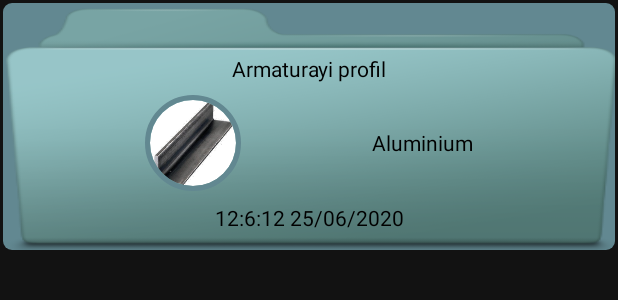
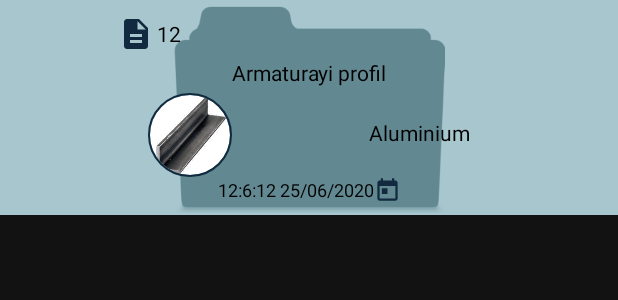
Before and after one commit to Tigran-Khachikyan/ConstructorBuddy, an Android app: the layout holder_saved_models.xml on its own in the app's theme, with its tools: preview values and no code run, on a phone screen of 412 x 824 dp. Shown: the top 300 px of the screen. Run offline under Robolectric (Android 15) with nearby library versions, the phone set to English and light mode, and no system bars; network calls fail; Roboto replaces fonts that are not available here.

Commit message:
new saved holder style

```diff
--- a/app/src/main/java/com/calcprojects/constructorbuddy/ui/saved/SavedFragment.kt
+++ b/app/src/main/java/com/calcprojects/constructorbuddy/ui/saved/SavedFragment.kt
@@ -61,8 +61,7 @@ class SavedFragment : Fragment() {
     private fun configureActivity() {
         activity?.run {
             window.statusBarColor = resources.getColor(R.color.colorSecondaryDark)
-            window.decorView.systemUiVisibility =
-                (View.SYSTEM_UI_FLAG_VISIBLE or View.SYSTEM_UI_FLAG_LAYOUT_HIDE_NAVIGATION)
+            window.decorView.systemUiVisibility = (View.SYSTEM_UI_FLAG_VISIBLE)
             requestedOrientation = ActivityInfo.SCREEN_ORIENTATION_UNSPECIFIED
         }
         MainViewModel.showBottomActionView(true)
--- a/app/src/main/res/drawable-v24/background_saved_holder.xml
+++ b/app/src/main/res/drawable-v24/background_saved_holder.xml
@@ -1,10 +1,9 @@
 <?xml version="1.0" encoding="utf-8"?>
 <ripple xmlns:android="http://schemas.android.com/apk/res/android"
-    android:color="@color/colorAccent">
+    android:color="@color/colorSecondarySP">
     <item android:state_pressed="false">
         <shape>
-            <solid android:color="@color/colorSecondary" />
-            <corners android:radius="6dp" />
+            <solid android:color="@color/colorSecondaryLight" />
         </shape>
     </item>
 </ripple>
--- /dev/null
+++ b/app/src/main/res/drawable/ic_date.xml
@@ -0,0 +1,9 @@
+<vector xmlns:android="http://schemas.android.com/apk/res/android"
+    android:width="18dp"
+    android:height="18dp"
+    android:viewportWidth="24"
+    android:viewportHeight="24">
+  <path
+      android:fillColor="#FF000000"
+      android:pathData="M19,3h-1L18,1h-2v2L8,3L8,1L6,1v2L5,3c-1.11,0 -1.99,0.9 -1.99,2L3,19c0,1.1 0.89,2 2,2h14c1.1,0 2,-0.9 2,-2L21,5c0,-1.1 -0.9,-2 -2,-2zM19,19L5,19L5,8h14v11zM7,10h5v5L7,15z"/>
+</vector>
--- /dev/null
+++ b/app/src/main/res/drawable/ic_description_24px.xml
@@ -0,0 +1,9 @@
+<vector xmlns:android="http://schemas.android.com/apk/res/android"
+    android:width="24dp"
+    android:height="24dp"
+    android:viewportWidth="24"
+    android:viewportHeight="24">
+  <path
+      android:fillColor="#FF000000"
+      android:pathData="M14,2L6,2c-1.1,0 -1.99,0.9 -1.99,2L4,20c0,1.1 0.89,2 1.99,2L18,22c1.1,0 2,-0.9 2,-2L20,8l-6,-6zM16,18L8,18v-2h8v2zM16,14L8,14v-2h8v2zM13,9L13,3.5L18.5,9L13,9z"/>
+</vector>
--- a/app/src/main/res/layout/fragment_saved.xml
+++ b/app/src/main/res/layout/fragment_saved.xml
@@ -4,18 +4,19 @@
     xmlns:tools="http://schemas.android.com/tools"
     android:layout_width="match_parent"
     android:layout_height="match_parent"
-    android:background="@color/colorSecondary"
+    android:background="@android:color/white"
     tools:context=".ui.saved.SavedFragment">
 
     <com.google.android.material.appbar.AppBarLayout
         android:id="@+id/appBar_saved"
         android:layout_width="match_parent"
         android:layout_height="wrap_content"
-        android:background="@color/colorSecondaryDark"
+        android:background="@color/colorSecondary"
         android:paddingTop="24dp"
         android:theme="@style/ThemeOverlay.AppCompat.Dark.ActionBar">
 
         <com.google.android.material.appbar.CollapsingToolbarLayout
+            android:id="@+id/collapsingLayout"
             android:layout_width="match_parent"
             android:layout_height="match_parent"
 
@@ -41,7 +42,7 @@
                 android:layout_width="match_parent"
                 android:layout_height="?android:attr/actionBarSize"
                 app:layout_collapseMode="pin"
-                app:menu="@menu/app_bar_menu"
+                android:backgroundTint="@color/colorPrimary"
                 app:subtitle="get your saved items"
                 app:subtitleTextColor="@android:color/white"
                 app:title="Saved Items"
@@ -53,6 +54,7 @@
 
     <androidx.recyclerview.widget.RecyclerView
         android:id="@+id/recycler_view_saved"
+        android:background="@color/colorSecondaryLight"
         android:layout_width="match_parent"
         android:layout_height="match_parent"
         app:layout_behavior="@string/appbar_scrolling_view_behavior" />
--- a/app/src/main/res/layout/holder_saved_models.xml
+++ b/app/src/main/res/layout/holder_saved_models.xml
@@ -3,7 +3,7 @@
     xmlns:app="http://schemas.android.com/apk/res-auto"
     android:layout_width="match_parent"
     android:layout_height="wrap_content"
-    android:layout_margin="2dp"
+    android:padding="1dp"
     android:background="@drawable/background_saved_holder"
     android:clickable="true"
     android:focusable="true">
@@ -11,58 +11,81 @@
     <androidx.constraintlayout.widget.ConstraintLayout
         android:id="@+id/lay_holder_saved_container"
         app:layout_constraintTop_toTopOf="parent"
+        app:layout_constraintBottom_toBottomOf="parent"
+        app:layout_constraintLeft_toLeftOf="parent"
+        app:layout_constraintRight_toRightOf="parent"
         android:layout_width="match_parent"
-        android:layout_height="wrap_content"
-        android:background="@mipmap/holder">
+        android:layout_height="wrap_content">
+
+        <androidx.appcompat.widget.AppCompatImageView
+            android:id="@+id/iv_holder"
+            android:layout_width="match_parent"
+
+            android:tint="@color/colorSecondary"
+            android:src="@mipmap/holder"
+            android:layout_height="0dp"
+            app:layout_constraintTop_toTopOf="parent"
+            app:layout_constraintBottom_toBottomOf="parent"/>
+
+        <androidx.appcompat.widget.AppCompatImageView
+            android:id="@+id/iv_doc_icon"
+            android:layout_width="wrap_content"
+            android:layout_height="wrap_content"
+            android:src="@drawable/ic_description_24px"
+            android:tint="@color/colorSecondaryDark"
+            app:layout_constraintLeft_toLeftOf="@id/iv_holder"
+            app:layout_constraintRight_toRightOf="@id/iv_holder"
+            app:layout_constraintTop_toTopOf="@id/iv_holder"
+            app:layout_constraintBottom_toBottomOf="@id/iv_holder"
+            app:layout_constraintHorizontal_bias="0.2"
+            app:layout_constraintVertical_bias="0.08"/>
 
         <TextView
             android:id="@+id/tv_saved_number"
             android:layout_width="wrap_content"
             android:layout_height="wrap_content"
             android:textColor="@android:color/black"
-            app:layout_constraintBottom_toTopOf="@id/tv_saved_material"
-            app:layout_constraintHorizontal_bias="0.25"
-            app:layout_constraintLeft_toLeftOf="parent"
-            app:layout_constraintRight_toRightOf="parent"
-            app:layout_constraintTop_toTopOf="parent"
-            app:layout_constraintVertical_bias="0.1" />
+            android:layout_marginStart="2dp"
+            android:text="12"
+            app:layout_constraintLeft_toRightOf="@id/iv_doc_icon"
+            app:layout_constraintTop_toTopOf="@id/iv_doc_icon"
+            app:layout_constraintBottom_toBottomOf="@id/iv_doc_icon"
+            />
 
         <TextView
             android:id="@+id/tv_saved_name"
             android:layout_width="wrap_content"
             android:layout_height="wrap_content"
-            android:layout_marginTop="8dp"
+            android:layout_marginTop="4dp"
             android:text="Armaturayi profil"
             android:textColor="@android:color/black"
             app:layout_constraintBottom_toTopOf="@id/iv_saved_shape"
-            app:layout_constraintLeft_toLeftOf="parent"
-            app:layout_constraintRight_toRightOf="parent"
-            app:layout_constraintTop_toBottomOf="@id/tv_saved_number" />
+            app:layout_constraintLeft_toLeftOf="@id/iv_holder"
+            app:layout_constraintRight_toRightOf="@id/iv_holder"
+            app:layout_constraintTop_toBottomOf="@id/iv_doc_icon" />
 
         <TextView
             android:id="@+id/tv_saved_material"
             android:layout_width="wrap_content"
             android:layout_height="wrap_content"
-            android:layout_marginEnd="8dp"
+            android:layout_marginEnd="6dp"
             android:text="Aluminium"
             android:textColor="@android:color/black"
             app:layout_constraintBottom_toTopOf="@id/tv_saved_date"
             app:layout_constraintLeft_toRightOf="@id/iv_saved_shape"
-            app:layout_constraintRight_toRightOf="parent"
+            app:layout_constraintRight_toRightOf="@id/iv_holder"
             app:layout_constraintTop_toBottomOf="@id/tv_saved_name" />
 
         <de.hdodenhof.circleimageview.CircleImageView
             android:id="@+id/iv_saved_shape"
-            android:layout_width="64dp"
-            android:layout_height="64dp"
-            android:layout_marginStart="8dp"
-            android:layout_marginTop="8dp"
-            android:layout_marginBottom="8dp"
+            android:layout_width="56dp"
+            android:layout_height="56dp"
+            android:layout_marginStart="6dp"
+            android:layout_marginTop="4dp"
             android:src="@mipmap/angle"
-            app:civ_border_color="@color/colorSecondary"
-            app:civ_border_width="3dp"
-            app:layout_constraintBottom_toTopOf="@id/tv_saved_date"
-            app:layout_constraintLeft_toLeftOf="parent"
+            app:civ_border_color="@color/colorSecondaryDark"
+            app:civ_border_width="1dp"
+            app:layout_constraintLeft_toLeftOf="@id/iv_holder"
             app:layout_constraintRight_toLeftOf="@id/tv_saved_material"
             app:layout_constraintTop_toBottomOf="@id/tv_saved_name" />
 
@@ -70,12 +93,16 @@
             android:id="@+id/tv_saved_date"
             android:layout_width="wrap_content"
             android:layout_height="wrap_content"
-            android:layout_marginBottom="12dp"
             android:text="12:6:12 25/06/2020"
+            android:textSize="12sp"
+            android:drawableTint="@color/colorSecondaryDark"
+            android:drawableEnd="@drawable/ic_date"
+            android:layout_marginBottom="6dp"
             android:textColor="@android:color/black"
             app:layout_constraintBottom_toBottomOf="parent"
-            app:layout_constraintLeft_toLeftOf="parent"
-            app:layout_constraintRight_toRightOf="parent" />
+            app:layout_constraintTop_toBottomOf="@id/iv_saved_shape"
+            app:layout_constraintLeft_toLeftOf="@id/iv_holder"
+            app:layout_constraintRight_toRightOf="@id/iv_holder" />
 
     </androidx.constraintlayout.widget.ConstraintLayout>
 
@@ -90,7 +117,7 @@
         app:layout_constraintLeft_toLeftOf="@id/lay_holder_saved_container"
         app:layout_constraintRight_toRightOf="@id/lay_holder_saved_container">
 
-        <ImageView
+        <androidx.appcompat.widget.AppCompatImageView
             android:id="@+id/iv_ic_checked"
             android:src="@drawable/ic_check"
             android:layout_width="48dp"
--- a/app/src/main/res/values/colors.xml
+++ b/app/src/main/res/values/colors.xml
@@ -8,8 +8,9 @@
     <color name="colorPrimaryLight">#439889</color>
     <color name="colorAccent">#03DAC5</color>
     <color name="colorSecondary">#628891</color>
-    <color name="colorSecondaryTrans">#7C355B63</color>
-    <color name="colorSecondaryDark">#355b63</color>
+    <color name="colorSecondaryLight">#A7C6CD</color>
+    <color name="colorSecondaryTrans">#5F507D87</color>
     <color name="colorSecondarySP">#00251a</color>
     <color name="errorColor">#7a0000</color>
+    <color name="colorSecondaryDark">#112A3F</color>
 </resources>
```
